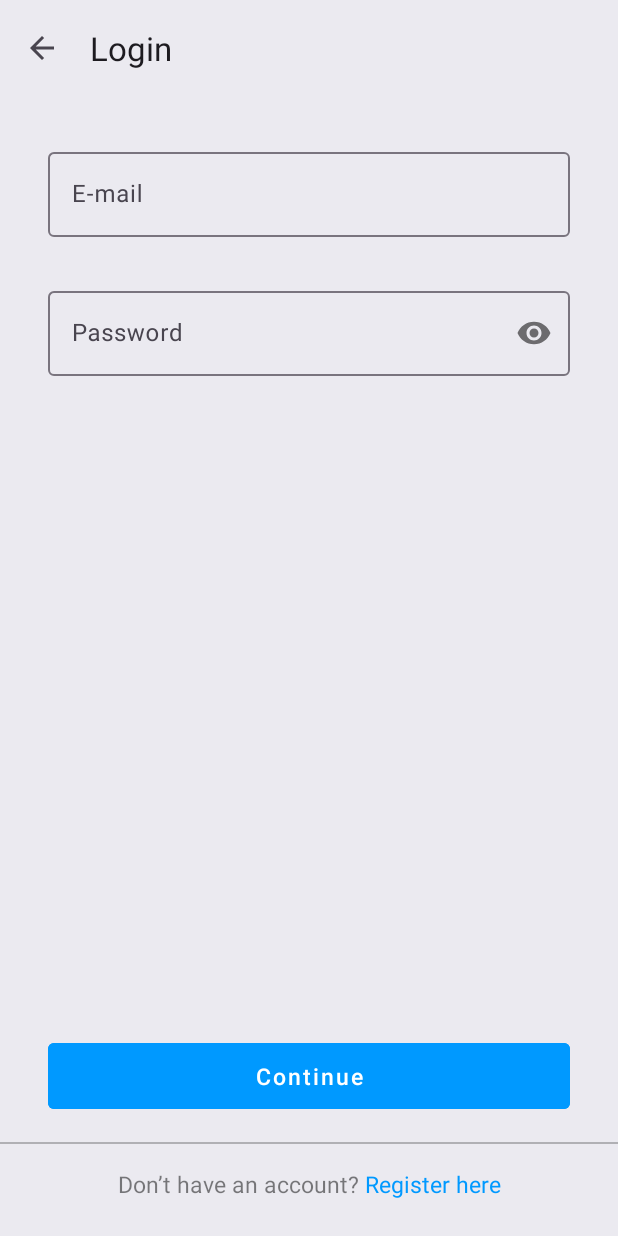
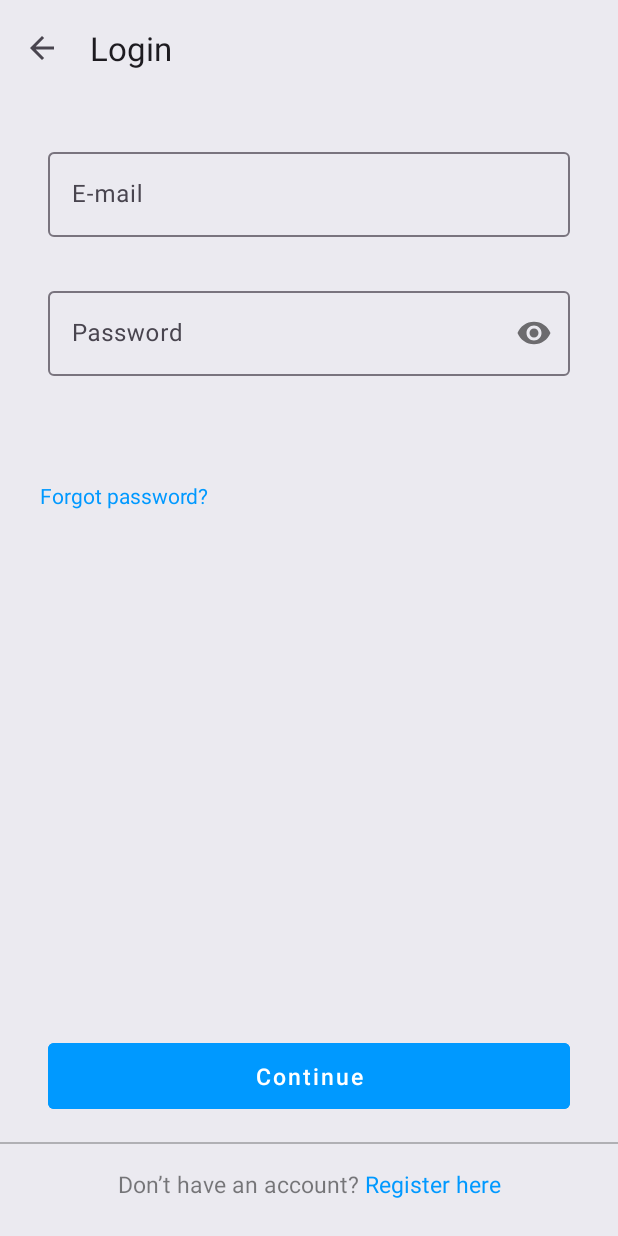
Before and after one commit to Kosjenka-Reading-App/Mobile-App, an Android app: the screen it shows after launch (MainActivity), after a tap on "Login", on a phone screen of 412 x 824 dp. Run offline under Robolectric (Android 15) with nearby library versions, the phone set to English and light mode, and no system bars; our stand-ins replace Dagger/Hilt's generated code, Timber, data binding.

Commit message:
ForgotPassword. Bugs fixed.

```diff
--- a/app/src/main/java/com/dsd/kosjenka/data/remote/ApiService.kt
+++ b/app/src/main/java/com/dsd/kosjenka/data/remote/ApiService.kt
@@ -6,6 +6,7 @@ import com.dsd.kosjenka.domain.models.User
 import com.dsd.kosjenka.domain.response_objects.RegisterResponseObject
 import com.dsd.kosjenka.domain.models.UserProfile
 import com.dsd.kosjenka.domain.request_objects.CreateUserRequestObject
+import com.dsd.kosjenka.domain.request_objects.ForgotPasswordRequest
 import com.dsd.kosjenka.domain.response_objects.DeleteUserResponseObject
 import retrofit2.Response
 import retrofit2.http.Body
@@ -65,4 +66,9 @@ interface ApiService {
         @Header("Authorization") token: String,
         @Path("user_id") userId: Int
     ) : Response<DeleteUserResponseObject>
+
+    @POST("/password/forgot")
+    suspend fun forgotPassword(
+        @Body request:ForgotPasswordRequest
+    ):Response<ForgotPasswordRequest>
 }
--- a/app/src/main/java/com/dsd/kosjenka/domain/remote/AuthRemote.kt
+++ b/app/src/main/java/com/dsd/kosjenka/domain/remote/AuthRemote.kt
@@ -3,6 +3,7 @@ package com.dsd.kosjenka.domain.remote
 import com.dsd.kosjenka.data.remote.ApiService
 import com.dsd.kosjenka.data.remote.BaseRemote
 import com.dsd.kosjenka.domain.models.User
+import com.dsd.kosjenka.domain.request_objects.ForgotPasswordRequest
 import com.dsd.kosjenka.utils.error.ErrorManager
 import javax.inject.Inject
 import javax.inject.Singleton
@@ -26,4 +27,8 @@ class AuthRemote @Inject constructor(
         apiService.login(user = User(email = email, password = password))
     }
 
+    suspend fun forgotPassword(email:String)= parseResult {
+        apiService.forgotPassword(request = ForgotPasswordRequest(email))
+    }
+
 }
--- a/app/src/main/java/com/dsd/kosjenka/domain/repository/AuthRepository.kt
+++ b/app/src/main/java/com/dsd/kosjenka/domain/repository/AuthRepository.kt
@@ -30,4 +30,10 @@ class AuthRepository @Inject constructor(
         else throw NoInternetException()
     }
 
+    fun forgotPassword(email:String)=retrieveResourceAsFlow {
+        if(netManager.isConnectedToInternet()) remote.forgotPassword(
+            email=email
+        )else throw NoInternetException()
+    }
+
 }
--- /dev/null
+++ b/app/src/main/java/com/dsd/kosjenka/domain/request_objects/ForgotPasswordRequest.kt
@@ -0,0 +1,5 @@
+package com.dsd.kosjenka.domain.request_objects
+
+data class ForgotPasswordRequest(
+    val email: String
+)
--- /dev/null
+++ b/app/src/main/java/com/dsd/kosjenka/domain/response_objects/ForgotPasswordResponse.kt
@@ -0,0 +1,5 @@
+package com.dsd.kosjenka.domain.response_objects
+
+data class ForgotPasswordResponse (
+    val details:String
+)
--- a/app/src/main/java/com/dsd/kosjenka/presentation/auth/login/LoginFragment.kt
+++ b/app/src/main/java/com/dsd/kosjenka/presentation/auth/login/LoginFragment.kt
@@ -56,6 +56,10 @@ class LoginFragment : Fragment() {
 
         binding.registerLink.setOnClickListener(
             Navigation.createNavigateOnClickListener(R.id.action_loginFragment_to_registerFragment)
+        )
+
+        binding.forgotPassword.setOnClickListener(
+            Navigation.createNavigateOnClickListener(R.id.action_loginFragment_to_forgotPasswordFragment)
         )
 
         binding.login.setOnClickListener {
--- a/app/src/main/res/layout/fragment_login.xml
+++ b/app/src/main/res/layout/fragment_login.xml
@@ -75,18 +75,6 @@
 
         </com.google.android.material.textfield.TextInputLayout>
 
-        <TextView
-            android:id="@+id/forgot_password"
-            android:layout_width="wrap_content"
-            android:layout_height="wrap_content"
-            android:layout_marginTop="4dp"
-            android:text="@string/forgot_password"
-            android:textColor="@color/colorPrimaryVariant"
-            android:textSize="13sp"
-            android:visibility="gone"
-            app:layout_constraintStart_toStartOf="@id/login_password_layout"
-            app:layout_constraintTop_toBottomOf="@id/login_password_layout" />
-
         <com.google.android.material.button.MaterialButton
             android:id="@+id/login"
             style="@style/Widget.MaterialComponents.Button.TextButton"
@@ -154,5 +142,17 @@
 
         </androidx.constraintlayout.widget.ConstraintLayout>
 
+        <TextView
+            android:id="@+id/forgotPassword"
+            android:layout_width="wrap_content"
+            android:layout_height="wrap_content"
+            android:layout_marginTop="32dp"
+            android:text="@string/forgot_password"
+            android:textColor="@color/colorPrimaryVariant"
+            app:layout_constraintEnd_toEndOf="parent"
+            app:layout_constraintHorizontal_bias="0.09"
+            app:layout_constraintStart_toStartOf="parent"
+            app:layout_constraintTop_toBottomOf="@+id/login_password_layout" />
+
     </androidx.constraintlayout.widget.ConstraintLayout>
 </layout>
--- a/app/src/main/res/navigation/navigation.xml
+++ b/app/src/main/res/navigation/navigation.xml
@@ -28,6 +28,9 @@
         <action
             android:id="@+id/action_loginFragment_to_userProfilesFragment"
             app:destination="@id/userProfilesFragment" />
+        <action
+            android:id="@+id/action_loginFragment_to_forgotPasswordFragment"
+            app:destination="@id/forgotPasswordFragment" />
     </fragment>
     <fragment
         android:id="@+id/exerciseFragment"
@@ -74,4 +77,13 @@
             android:id="@+id/action_userProfilesFragment_to_mainFragment"
             app:destination="@id/mainFragment" />
     </fragment>
+    <fragment
+        android:id="@+id/forgotPasswordFragment"
+        android:name="com.dsd.kosjenka.ForgotPasswordFragment"
+        android:label="fragment_forgot_password"
+        tools:layout="@layout/fragment_forgot_password" >
+        <action
+            android:id="@+id/action_forgotPasswordFragment_to_loginFragment"
+            app:destination="@id/loginFragment" />
+    </fragment>
 </navigation>
--- a/app/src/main/res/values/strings.xml
+++ b/app/src/main/res/values/strings.xml
@@ -28,4 +28,6 @@
     <string name="complexity">Complexity</string>
     <string name="results_cannot_load">Unable to load results</string>
     <string name="try_again">Try again</string>
+    <!-- TODO: Remove or change this placeholder text -->
+    <string name="hello_blank_fragment">Hello blank fragment</string>
 </resources>
```
Also changed, not shown: app/src/main/java/com/dsd/kosjenka/ForgotPasswordFragment.kt (added, +121 -0 lines), app/src/main/java/com/dsd/kosjenka/ForgotPasswordViewModel.kt (added, +57 -0 lines), app/src/main/res/layout/fragment_forgot_password.xml (added, +85 -0 lines).
